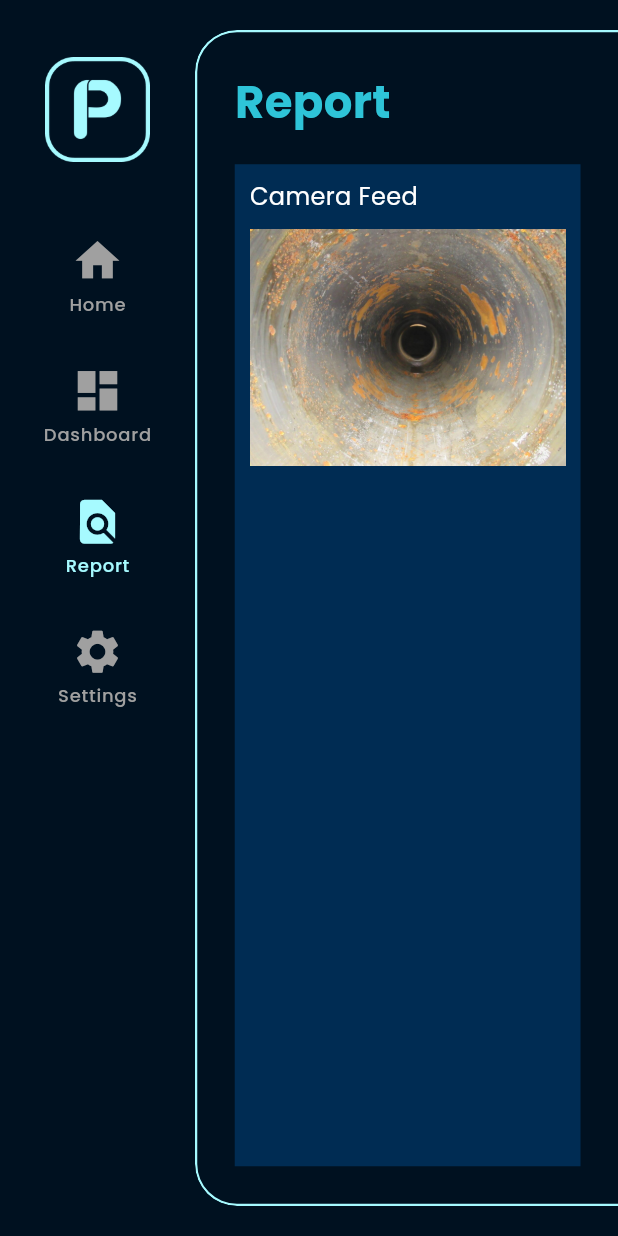
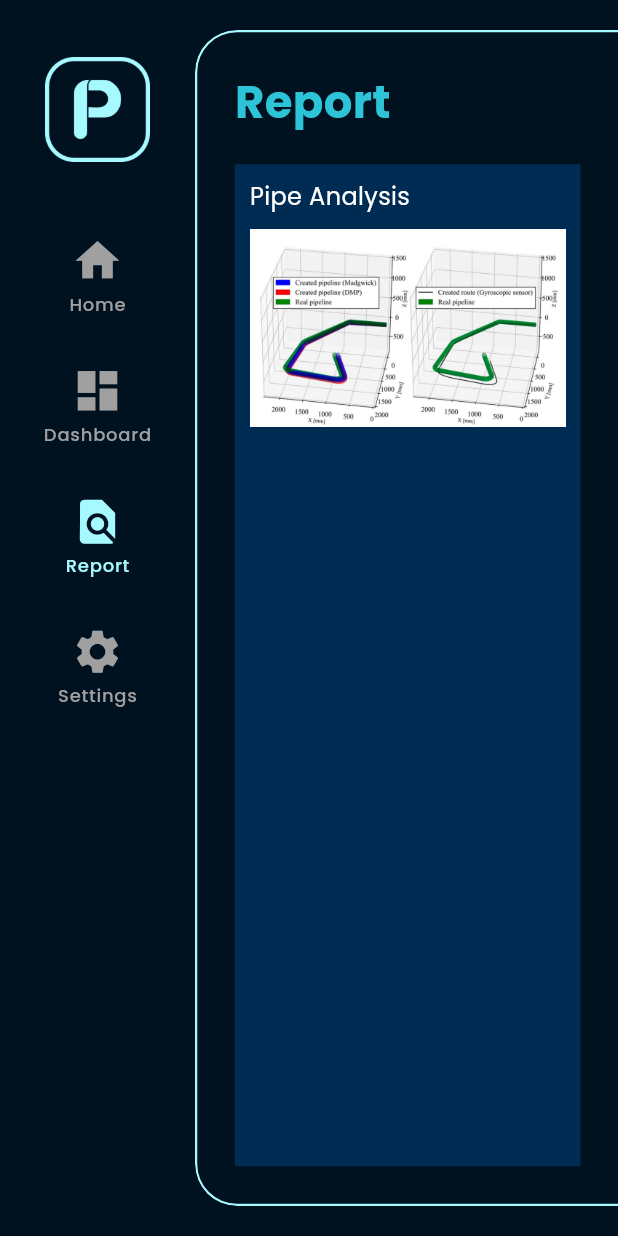
Before and after one commit to pankaj0695/piper, a Flutter app: the screen it shows after launch, after a tap on "Dashboard", after a tap on "Report", on a phone screen of 412 x 824 dp. Run offline on Flutter 3.47's test engine with Material 3 defaults, Android fonts, the phone set to English and light mode, and no system bars; our stand-ins replace video_player.

Commit message:
make some changes

```diff
--- a/lib/pages/home.dart
+++ b/lib/pages/home.dart
@@ -100,7 +100,7 @@ class HomePage extends StatelessWidget {
                           Expanded(
                             flex: 1,
                             child: SizedBox(
-                              height: 600, // Ensure a specific height is given
+                              height: 700, // Ensure a specific height is given
                               child: Image.asset(
                                 'assets/images/rower-image.png',
                                 fit: BoxFit.contain,
--- a/lib/pages/report.dart
+++ b/lib/pages/report.dart
@@ -46,7 +46,7 @@ class ReportPage extends StatelessWidget {
                                 crossAxisAlignment: CrossAxisAlignment.start,
                                 children: [
                                   const Text(
-                                    'Camera Feed',
+                                    'Pipe Analysis',
                                     style: TextStyle(
                                       color: Colors.white,
                                       fontSize: 16,
@@ -55,8 +55,8 @@ class ReportPage extends StatelessWidget {
                                   const SizedBox(height: 10),
                                   Center(
                                     child: Image.asset(
-                                      'assets/images/pipe-image.jpg',
-                                      width: 750,
+                                      'assets/images/pipe-analysis.png',
+                                      width: 1000,
                                     ),
                                   ),
                                 ],
```
Also changed, not shown: assets/images/pipe-analysis.png (added).
